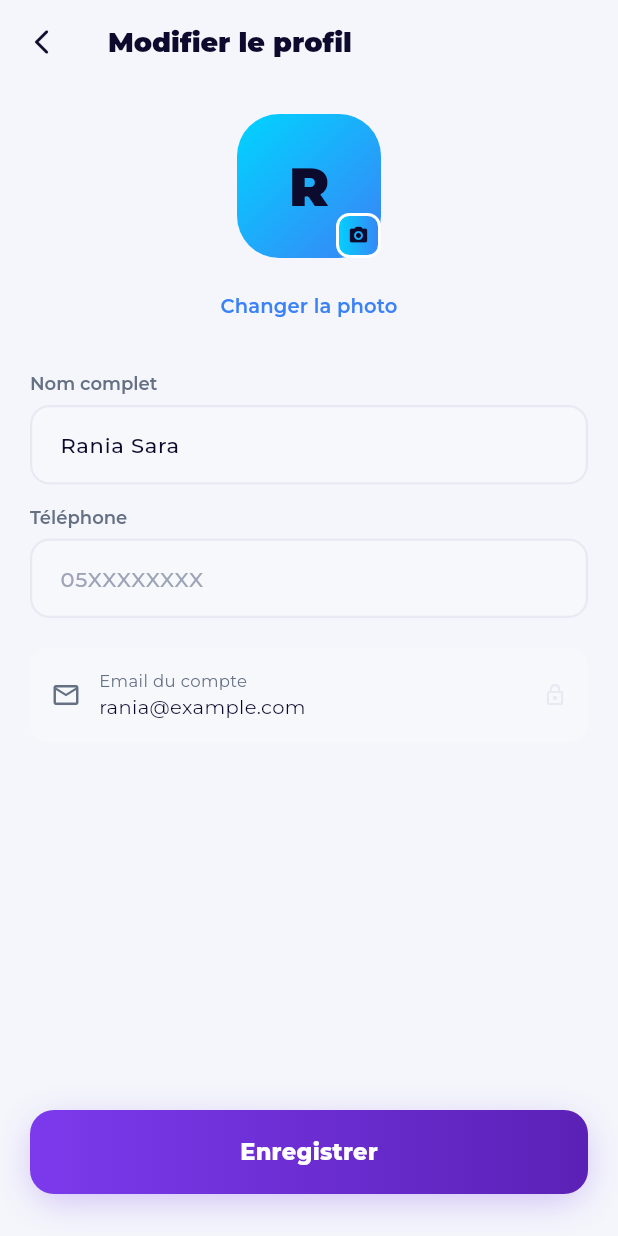
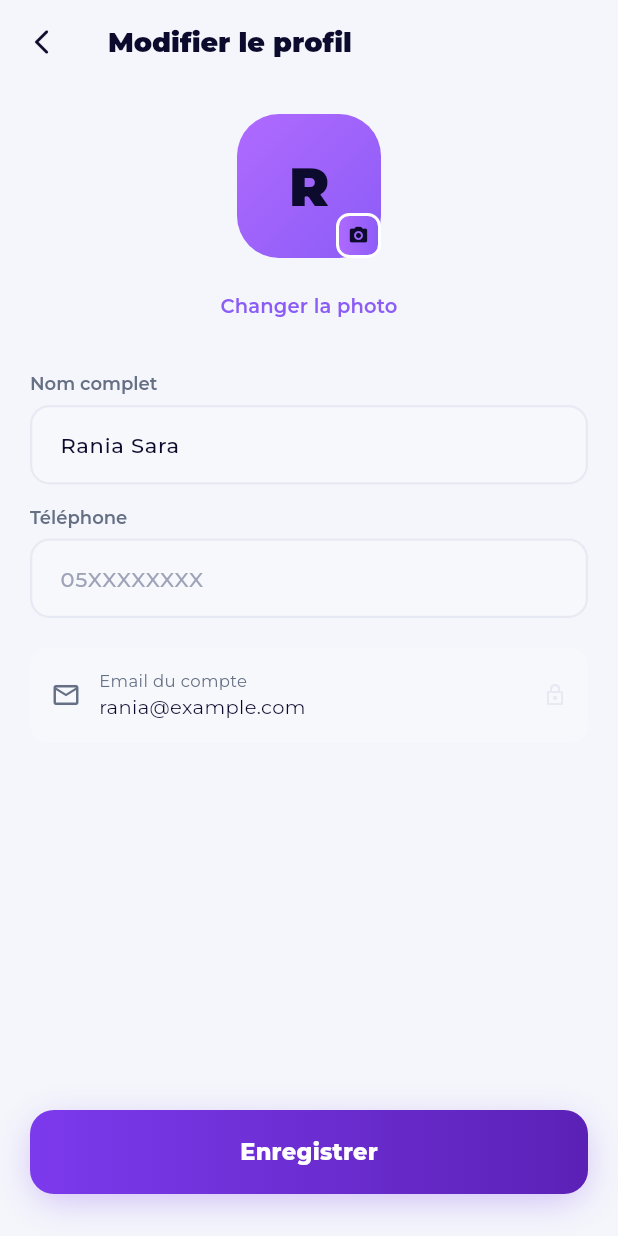
Before and after one commit to pfemoonbou-netizen/medicaclic, a Flutter app: the EditProfilePage screen opened by its route, on a phone screen of 412 x 824 dp. Run offline on Flutter 3.47's test engine with Material 3 defaults, Android fonts, the phone set to English and light mode, and no system bars; our stand-ins replace google_fonts, image_picker, supabase_flutter; missing offline and left inert: dart:html, dart:ui_web; accounts and stored records are empty; network calls fail; statements that could not run were skipped.

Commit message:
Convert entire app color palette from blue/cyan to purple
Change all blue/cyan accent colors to purple across the app:
- AppColors: accent (cyan→purple), blue (blue→purple), heroBlue (blue→deep purple)
- Update brandGradient and accentGlow to use purple tones
- Replace all hardcoded blue hex values (0xFF3D8BFF, 0xFF4F8EFF, 0xFF00F6FF,
  0xFF00B2FF, 0xFF1E90FF, 0xFF0084FF, 0xFF29B6F6) with purple equivalents
- Update icon backgrounds from blue tint (0xFFE3F2FD) to purple tint (0xFFF3E5F5)
- Fix bottom nav active color and admin dashboard accent

Co-Authored-By: Claude Opus 4.6 <noreply@anthropic.com>
Claude-Session: https://claude.ai/code/session_01VasK5aQn4btVJV2tBZV59t

```diff
--- a/lib/config/app_colors.dart
+++ b/lib/config/app_colors.dart
@@ -6,13 +6,13 @@ abstract class AppColors {
   static const dark       = Color(0xFF0A0F2C);
 
   // ── Brand accents ─────────────────────────────────────────────────────────
-  static const accent     = Color(0xFF00D4FF);
-  static const blue       = Color(0xFF3B82F6);
+  static const accent     = Color(0xFFB06AFF);
+  static const blue       = Color(0xFF8B5CF6);
   static const purple     = Color(0xFFA855F7);
   static const deepPurple = Color(0xFF7C3AED);
 
-  // ── Solid hero blue (flat background, no pattern) ───────────────────────────
-  static const heroBlue = Color(0xFF2F5FF6);
+  // ── Solid hero purple (flat background) ─────────────────────────────────────
+  static const heroBlue = Color(0xFF6D28D9);
 
   // ── Surfaces ──────────────────────────────────────────────────────────────
   static const surface    = Color(0xFFFFFFFF);
@@ -35,9 +35,9 @@ abstract class AppColors {
   static const gold = Color(0xFFFFC107);
 
   // ── Gradients ─────────────────────────────────────────────────────────────
-  // Dégradé principal from the brand charte: cyan → purple
+  // Dégradé principal violet
   static const brandGradient = LinearGradient(
-    colors: [accent, purple],
+    colors: [purple, deepPurple],
     begin: Alignment.topLeft,
     end: Alignment.bottomRight,
   );
@@ -55,7 +55,7 @@ abstract class AppColors {
   );
 
   static const accentGlow = LinearGradient(
-    colors: [accent, blue],
+    colors: [accent, deepPurple],
     begin: Alignment.topLeft,
     end: Alignment.bottomRight,
   );
--- a/lib/screens/admin_dashboard_page.dart
+++ b/lib/screens/admin_dashboard_page.dart
@@ -6,7 +6,7 @@ import 'package:supabase_flutter/supabase_flutter.dart';
 const _bg     = Color(0xFF07080F);
 const _card   = Color(0xFF0E1020);
 const _border = Color(0xFF1A1D30);
-const _accent = Color(0xFF3D8BFF);
+const _accent = Color(0xFF7C3AED);
 const _green  = Color(0xFF06EFC5);
 const _red    = Color(0xFFEF4444);
 const _gold   = Color(0xFFFFB800);
@@ -1570,7 +1570,7 @@ class _AdminDashboardPageState extends State<AdminDashboardPage>
 
   Widget _gradientBox(String? gradientId, String title) {
     final colors = switch (gradientId) {
-      'gradient:neon'    => [const Color(0xFF00F6FF), const Color(0xFF00B2FF)],
+      'gradient:neon'    => [const Color(0xFFB06AFF), const Color(0xFF8B5CF6)],
       'gradient:crimson' => [const Color(0xFF292526), const Color(0xFF6E1128)],
       'gradient:purple'  => [const Color(0xFF8A2BE2), const Color(0xFF4B0082)],
       'gradient:orange'  => [const Color(0xFFFF512F), const Color(0xFFDD2476)],
@@ -1842,7 +1842,7 @@ class _AdminDashboardPageState extends State<AdminDashboardPage>
                   decoration: BoxDecoration(
                     shape: BoxShape.circle,
                     gradient: LinearGradient(colors: isCreator
-                        ? [_purp, _accent] : [_accent, Colors.blue]),
+                        ? [_purp, _accent] : [_accent, _purp]),
                   ),
                   child: Center(child: Text(
                     u.name.isNotEmpty ? u.name[0].toUpperCase() : '?',
--- a/lib/screens/company_page.dart
+++ b/lib/screens/company_page.dart
@@ -396,7 +396,7 @@ class _CompanyPageState extends State<CompanyPage> {
     final hasImage    = imageUrl != null && !imageUrl.startsWith('gradient:');
 
     final gradients = {
-      'gradient:neon':    [const Color(0xFF00F6FF), const Color(0xFF00B2FF)],
+      'gradient:neon':    [const Color(0xFFB06AFF), const Color(0xFF8B5CF6)],
       'gradient:crimson': [const Color(0xFF292526), const Color(0xFF6E1128)],
       'gradient:purple':  [const Color(0xFF8A2BE2), const Color(0xFF4B0082)],
       'gradient:orange':  [const Color(0xFFFF512F), const Color(0xFFDD2476)],
--- a/lib/screens/creator_space_page.dart
+++ b/lib/screens/creator_space_page.dart
@@ -11,11 +11,11 @@ import '../widgets/rewards_toast.dart';
 // ─── palette ───────────────────────────────────────────────────────────────────
 const _bg       = Color(0xFF04050E);
 const _card     = Color(0xFF0B0D1A);
-const _neonBlue = Color(0xFF3D8BFF);
+const _neonBlue = Color(0xFF7C3AED);
 const _neonPurp = Color(0xFF8B5CF6);
 const _neonTeal = Color(0xFF06EFC5);
 const _gold     = Color(0xFFFFB800);
-const _orb1     = Color(0x3D3D8BFF);
+const _orb1     = Color(0x3D7C3AED);
 const _orb2     = Color(0x2D8B5CF6);
 const _orb3     = Color(0x1D06EFC5);
 
--- a/lib/screens/delivery/delivery_analytics_page.dart
+++ b/lib/screens/delivery/delivery_analytics_page.dart
@@ -13,7 +13,7 @@ class _DeliveryAnalyticsPageState extends State<DeliveryAnalyticsPage>
   static const _bg    = Color(0xFF07080F);
   static const _card  = Color(0xFF0D0F1E);
   static const _bord  = Color(0xFF1C1F35);
-  static const _acc   = Color(0xFF4F8EFF);
+  static const _acc   = Color(0xFF7C3AED);
   static const _green = Color(0xFF10E8B0);
   static const _gold  = Color(0xFFFFB800);
   static const _red   = Color(0xFFF04040);
--- a/lib/screens/delivery/delivery_center_page.dart
+++ b/lib/screens/delivery/delivery_center_page.dart
@@ -27,7 +27,7 @@ class _DeliveryCenterPageState extends State<DeliveryCenterPage> {
   static const _bgDark  = Color(0xFF07080F);
   static const _cardBg  = Color(0xFF0D0F1E);
   static const _border  = Color(0xFF1C1F35);
-  static const _accent  = Color(0xFF4F8EFF);
+  static const _accent  = Color(0xFF7C3AED);
   static const _green   = Color(0xFF10E8B0);
   static const _gold    = Color(0xFFFFB800);
   static const _purp    = Color(0xFF9B6CF7);
--- a/lib/screens/delivery/delivery_settings_page.dart
+++ b/lib/screens/delivery/delivery_settings_page.dart
@@ -13,7 +13,7 @@ class _DeliverySettingsPageState extends State<DeliverySettingsPage> {
   static const _bg   = Color(0xFF07080F);
   static const _card = Color(0xFF0D0F1E);
   static const _bord = Color(0xFF1C1F35);
-  static const _acc  = Color(0xFF4F8EFF);
+  static const _acc  = Color(0xFF7C3AED);
   static const _green= Color(0xFF10E8B0);
 
   final _addressCtrl      = TextEditingController();
--- a/lib/screens/delivery/fulfillment_page.dart
+++ b/lib/screens/delivery/fulfillment_page.dart
@@ -15,7 +15,7 @@ class _FulfillmentPageState extends State<FulfillmentPage>
   static const _bg    = Color(0xFF07080F);
   static const _card  = Color(0xFF0D0F1E);
   static const _bord  = Color(0xFF1C1F35);
-  static const _acc   = Color(0xFF4F8EFF);
+  static const _acc   = Color(0xFF7C3AED);
   static const _green = Color(0xFF10E8B0);
   static const _gold  = Color(0xFFFFB800);
   static const _red   = Color(0xFFF04040);
--- a/lib/screens/delivery/pickup_schedule_page.dart
+++ b/lib/screens/delivery/pickup_schedule_page.dart
@@ -14,7 +14,7 @@ class _PickupSchedulePageState extends State<PickupSchedulePage> {
   static const _bg   = Color(0xFF07080F);
   static const _card = Color(0xFF0D0F1E);
   static const _bord = Color(0xFF1C1F35);
-  static const _acc  = Color(0xFF4F8EFF);
+  static const _acc  = Color(0xFF7C3AED);
   static const _green= Color(0xFF10E8B0);
   static const _gold = Color(0xFFFFB800);
   static const _red  = Color(0xFFF04040);
--- a/lib/screens/delivery/shipping_labels_page.dart
+++ b/lib/screens/delivery/shipping_labels_page.dart
@@ -15,7 +15,7 @@ class _ShippingLabelsPageState extends State<ShippingLabelsPage> {
   static const _bg    = Color(0xFF07080F);
   static const _card  = Color(0xFF0D0F1E);
   static const _bord  = Color(0xFF1C1F35);
-  static const _acc   = Color(0xFF4F8EFF);
+  static const _acc   = Color(0xFF7C3AED);
   static const _green = Color(0xFF10E8B0);
   static const _gold  = Color(0xFFFFB800);
   static const _purp  = Color(0xFF9B6CF7);
--- a/lib/screens/delivery/smart_delivery_activation_page.dart
+++ b/lib/screens/delivery/smart_delivery_activation_page.dart
@@ -14,7 +14,7 @@ class _SmartDeliveryActivationPageState extends State<SmartDeliveryActivationPag
   static const _bg    = Color(0xFF07080F);
   static const _card  = Color(0xFF0D0F1E);
   static const _bord  = Color(0xFF1C1F35);
-  static const _acc   = Color(0xFF4F8EFF);
+  static const _acc   = Color(0xFF7C3AED);
   static const _green = Color(0xFF10E8B0);
   static const _gold  = Color(0xFFFFB800);
   static const _purp  = Color(0xFF9B6CF7);
--- a/lib/screens/delivery/smart_orders_page.dart
+++ b/lib/screens/delivery/smart_orders_page.dart
@@ -15,7 +15,7 @@ class _SmartOrdersPageState extends State<SmartOrdersPage>
   static const _bg    = Color(0xFF07080F);
   static const _card  = Color(0xFF0D0F1E);
   static const _bord  = Color(0xFF1C1F35);
-  static const _acc   = Color(0xFF4F8EFF);
+  static const _acc   = Color(0xFF7C3AED);
   static const _green = Color(0xFF10E8B0);
   static const _gold  = Color(0xFFFFB800);
   static const _red   = Color(0xFFF04040);
--- a/lib/screens/edit_profile_page.dart
+++ b/lib/screens/edit_profile_page.dart
@@ -408,7 +408,7 @@ class _EditProfilePageState extends State<EditProfilePage> {
                   controller: _messengerCtrl,
                   label: 'Messenger',
                   hint: 'username ou lien',
-                  color: const Color(0xFF0084FF),
+                  color: const Color(0xFF7C3AED),
                   icon: Icons.messenger_outline,
                 ),
                 const SizedBox(height: 12),
@@ -416,7 +416,7 @@ class _EditProfilePageState extends State<EditProfilePage> {
                   controller: _telegramCtrl,
                   label: 'Telegram',
                   hint: '@username',
-                  color: const Color(0xFF29B6F6),
+                  color: const Color(0xFF7C3AED),
                   icon: Icons.send,
                 ),
                 const SizedBox(height: 12),
--- a/lib/screens/feed_page.dart
+++ b/lib/screens/feed_page.dart
@@ -537,7 +537,7 @@ class _FeedPageState extends State<FeedPage> {
   // ── Ad Carousel ───────────────────────────────────────────────────────────
 
   List<Color> _resolveAdColors(String? imageUrl) {
-    if (imageUrl == 'gradient:neon') return [const Color(0xFF00F6FF), const Color(0xFF00B2FF)];
+    if (imageUrl == 'gradient:neon') return [const Color(0xFFB06AFF), const Color(0xFF8B5CF6)];
     if (imageUrl == 'gradient:crimson') return [const Color(0xFF292526), const Color(0xFF6E1128)];
     if (imageUrl == 'gradient:purple') return [const Color(0xFF8A2BE2), const Color(0xFF4B0082)];
     if (imageUrl == 'gradient:orange') return [const Color(0xFFFF512F), const Color(0xFFDD2476)];
@@ -2198,7 +2198,7 @@ class _CollabPostCardState extends State<_CollabPostCard>
                         padding: const EdgeInsets.symmetric(
                             horizontal: 6, vertical: 2),
                         decoration: BoxDecoration(
-                          color: const Color(0xFF1E90FF)
+                          color: const Color(0xFF7C3AED)
                               .withValues(alpha: 0.09),
                           borderRadius: BorderRadius.circular(6),
                         ),
@@ -2592,7 +2592,7 @@ class _ProfileSetupSheet extends StatelessWidget {
           icon: Icons.shopping_bag_outlined,
           label: 'Acheteur',
           subtitle: 'Je découvre et achète des produits',
-          gradientColors: [const Color(0xFF1A6DFF), AppColors.blue],
+          gradientColors: [AppColors.deepPurple, AppColors.blue],
           iconColor: AppColors.blue,
         ),
         const SizedBox(height: 12),
--- a/lib/screens/notifications_page.dart
+++ b/lib/screens/notifications_page.dart
@@ -239,7 +239,7 @@ enum _NotifType { order, like, review, promo, follow }
 
 extension _NotifTypeExt on _NotifType {
   Color get bgColor => switch (this) {
-        _NotifType.order  => const Color(0xFFE3F2FD),
+        _NotifType.order  => const Color(0xFFF3E5F5),
         _NotifType.like   => const Color(0xFFFFEBEE),
         _NotifType.review => const Color(0xFFFFF8E1),
         _NotifType.promo  => const Color(0xFFE8F5E9),
--- a/lib/screens/quick_ad_publish_page.dart
+++ b/lib/screens/quick_ad_publish_page.dart
@@ -36,7 +36,7 @@ class _QuickAdPublishPageState extends State<QuickAdPublishPage> {
   final List<Map<String, dynamic>> _gradients = [
     {
       'name': 'Glow Neon',
-      'colors': [const Color(0xFF00F6FF), const Color(0xFF00B2FF)],
+      'colors': [const Color(0xFFB06AFF), const Color(0xFF8B5CF6)],
       'id': 'gradient:neon',
     },
     {
--- a/lib/screens/seller_pack_page.dart
+++ b/lib/screens/seller_pack_page.dart
@@ -97,7 +97,7 @@ const _packs = [
     priceDzd: 20000,
     isAnnual: true,
     commissionRate: 0.03,
-    color: Color(0xFF3B82F6),
+    color: Color(0xFF7C3AED),
     features: [
       'Tout du Starter',
       '300 produits max',
@@ -267,7 +267,7 @@ class _SellerPackPageState extends State<SellerPackPage> {
           margin: const EdgeInsets.only(top: 2),
           height: 2, width: 40,
           decoration: BoxDecoration(
-            gradient: const LinearGradient(colors: [Color(0xFF00D4FF), Color(0xFFA855F7)]),
+            gradient: const LinearGradient(colors: [Color(0xFFA855F7), Color(0xFF7C3AED)]),
             borderRadius: BorderRadius.circular(2),
           ),
         ),
--- a/lib/widgets/app_bottom_nav.dart
+++ b/lib/widgets/app_bottom_nav.dart
@@ -7,7 +7,7 @@ enum NavTab { feed, shop, reels, cart, create, dashboard, profile }
 
 // ─────────────────────────────────────────────────────────────────────────────
 // Active item accent color
-const _kActive  = Color(0xFF3B82F6);
+const _kActive  = Color(0xFF7C3AED);
 const _kInactive = Color(0xFF9DB2CE);
 const _kBarBg   = Color(0xFF1C1C1E);
 // ─────────────────────────────────────────────────────────────────────────────
```
Also changed, not shown: lib/screens/my_profile_page.dart (+9 -9 lines), lib/screens/settings_page.dart (+4 -4 lines).
